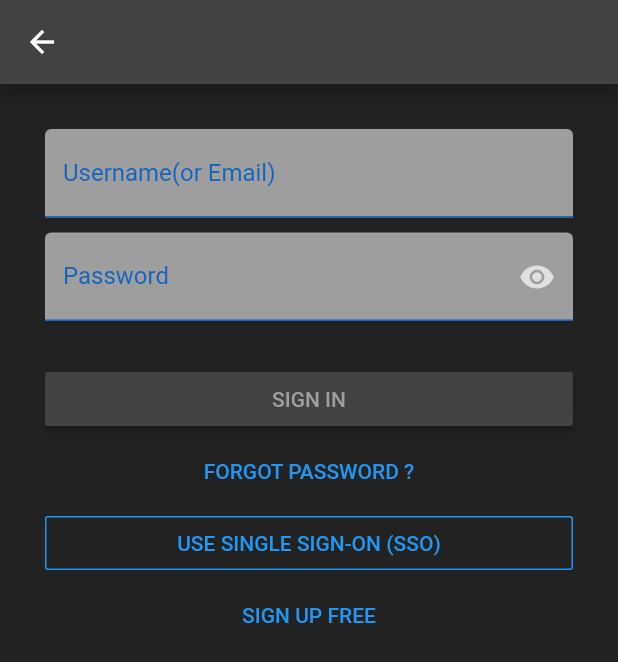
After one commit to 1712901/Pluralsight, a Flutter app: the SignIn screen opened directly, after a tap on "SIGN IN", on a phone screen of 412 x 824 dp. The commit adds this screen. Shown: the top 662 px of the screen. Run offline on Flutter 3.47's test engine with Material 2 defaults, Android fonts, the phone set to English and light mode, and no system bars; our stand-ins replace flutter_rating_bar.

Commit message:
Tạo trang Login

```diff
--- a/lib/Page/Search/CoursesPage.dart
+++ b/lib/Page/Search/CoursesPage.dart
@@ -31,7 +31,7 @@ class CoursesPage extends StatelessWidget {
                 DropdownButtonHideUnderline(
                   child: DropdownButton(
                       isDense: true,
-                      dropdownColor: Colors.black,
+                      dropdownColor: Colors.grey[800],
                       value: 1,
                       items: [
                         DropdownMenuItem<int>(
--- /dev/null
+++ b/lib/Page/SignIn.dart
@@ -0,0 +1,133 @@
+import 'package:flutter/material.dart';
+
+class SignIn extends StatefulWidget {
+  @override
+  _SignInState createState() => _SignInState();
+}
+
+class _SignInState extends State<SignIn> {
+  bool showPassword = true;
+  TextEditingController userNameController = TextEditingController();
+  TextEditingController passwordController = TextEditingController();
+  @override
+  Widget build(BuildContext context) {
+    return Scaffold(
+      backgroundColor: Colors.black87,
+      appBar: AppBar(
+        backgroundColor: Colors.grey[800],
+        leading: IconButton(icon: Icon(Icons.arrow_back), onPressed: () {}),
+      ),
+      body: Padding(
+        padding: const EdgeInsets.all(30.0),
+        child: SingleChildScrollView(
+          child: Column(
+            children: [
+              TextField(
+                controller: userNameController,
+                cursorColor: Theme.of(context).cursorColor,
+                style: TextStyle(
+                  color: Colors.grey[100],
+                ),
+                decoration: InputDecoration(
+                  fillColor: Colors.grey,
+                  filled: true,
+                  labelText: 'Username(or Email)',
+                  labelStyle: TextStyle(
+                    color: Colors.blue[800],
+                  ),
+                  enabledBorder: UnderlineInputBorder(
+                    borderSide: BorderSide(color: Colors.blue[800]),
+                  ),
+                ),
+              ),
+              SizedBox(
+                height: 10,
+              ),
+              TextField(
+                controller: passwordController,
+                cursorColor: Theme.of(context).cursorColor,
+                obscureText: !showPassword,
+                style: TextStyle(
+                  color: Colors.grey[100],
+                ),
+                decoration: InputDecoration(
+                    fillColor: Colors.grey,
+                    filled: true,
+                    labelText: 'Password',
+                    labelStyle: TextStyle(
+                      color: Colors.blue[800],
+                    ),
+                    enabledBorder: UnderlineInputBorder(
+                      borderSide: BorderSide(color: Colors.blue[800]),
+                    ),
+                    suffixIcon: IconButton(
+                      icon: Icon(
+                        showPassword ? Icons.visibility : Icons.visibility_off,
+                        color: Colors.grey[300],
+                      ),
+                      onPressed: () {
+                        setState(() {
+                          showPassword = (!showPassword);
+                        });
+                      },
+                    )),
+              ),
+              SizedBox(
+                height: 20,
+              ),
+              Padding(
+                padding: const EdgeInsets.only(top: 8.0),
+                child: SizedBox(
+                    width: double.infinity,
+                    child: RaisedButton(
+                      color: Colors.grey[800],
+                      onPressed: () {
+                        checkUser(
+                            password: passwordController.text,
+                            username: userNameController.text);
+                      },
+                      child: Text(
+                        'SIGN IN',
+                        style: TextStyle(color: Colors.grey[500]),
+                      ),
+                    )),
+              ),
+              FlatButton(
+                  onPressed: () {},
+                  child: Text(
+                    'FORGOT PASSWORD ?',
+                    style: TextStyle(color: Colors.blue),
+                  )),
+              SizedBox(
+                width: double.infinity,
+                child: OutlineButton(
+                    borderSide: BorderSide(color: Colors.blue),
+                    onPressed: () {},
+                    child: Text(
+                      'USE SINGLE SIGN-ON (SSO)',
+                      style: TextStyle(color: Colors.blue),
+                    )),
+              ),
+              FlatButton(
+                  onPressed: () {},
+                  child: Text(
+                    'SIGN UP FREE',
+                    style: TextStyle(color: Colors.blue),
+                  )),
+            ],
+          ),
+        ),
+      ),
+    );
+  }
+
+  bool checkUser({String username, String password}) {
+    if (username.isEmpty || password.isEmpty) {
+      return false;
+    } else {
+      print(
+          "UserName:${userNameController.text}\nPassword: ${passwordController.text}");
+    }
+    return true;
+  }
+}
--- a/lib/main.dart
+++ b/lib/main.dart
@@ -45,25 +45,25 @@ class _HomeState extends State<Home> {
             icon: Icon(
               Icons.home,
             ),
-            title: Text('Home'),
+            label: 'Home'
           ),
           BottomNavigationBarItem(
             icon: Icon(
               Icons.file_download,
             ),
-            title: Text('Downloads'),
+            label: 'Downloads'
           ),
           BottomNavigationBarItem(
             icon: Icon(
               Icons.view_module,
             ),
-            title: Text('Browse'),
+            label: "Browse",
           ),
           BottomNavigationBarItem(
             icon: Icon(
               Icons.search,
             ),
-            title: Text('Search'),
+            label: 'Search'
           ),
         ],
         currentIndex: _selectedIndex,
```
